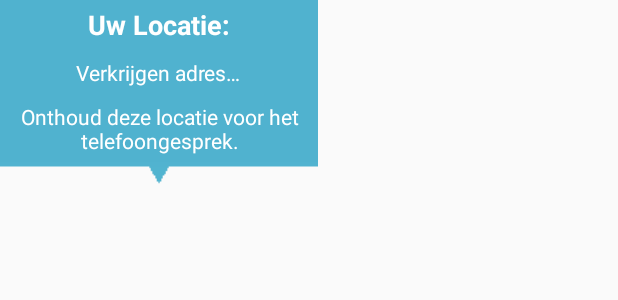
After one commit to kzaf/RSRPechhulp, an Android app: the layout layout_maps_info_window.xml on its own in the app's theme, with its tools: preview values and no code run, on a phone screen of 412 x 824 dp. The commit adds this screen. Shown: the top 300 px of the screen. Run offline under Robolectric (Android 15) with nearby library versions, the phone set to English and light mode, and no system bars.

Commit message:
Created custom marker info window

```diff
--- a/app/src/main/java/com/zaf/rsrpechhulp/MainActivity.java
+++ b/app/src/main/java/com/zaf/rsrpechhulp/MainActivity.java
@@ -11,6 +11,8 @@ import android.widget.TextView;
 
 import androidx.appcompat.app.AppCompatActivity;
 import androidx.appcompat.widget.Toolbar;
+
+import com.zaf.rsrpechhulp.Utils.Utils;
 
 public class MainActivity extends AppCompatActivity {
 
--- a/app/src/main/java/com/zaf/rsrpechhulp/Utils.java
+++ b/app/src/main/java/com/zaf/rsrpechhulp/Utils/Utils.java
@@ -1,4 +1,4 @@
-package com.zaf.rsrpechhulp;
+package com.zaf.rsrpechhulp.Utils;
 
 import android.text.SpannableString;
 import android.text.Spanned;
@@ -7,6 +7,8 @@ import android.text.method.LinkMovementMethod;
 import android.text.style.ClickableSpan;
 import android.view.View;
 import android.widget.TextView;
+
+import com.zaf.rsrpechhulp.R;
 
 public class Utils {
     // To highlight the hyperlink in the dialog
--- a/app/src/main/res/layout/activity_main.xml
+++ b/app/src/main/res/layout/activity_main.xml
@@ -20,7 +20,7 @@
             android:layout_width="wrap_content"
             android:layout_height="wrap_content"
             android:paddingStart="8sp"
-            android:text="@string/app_name"
+            android:text="@string/title_activity_main"
             android:textColor="#FFF"
             android:textSize="15sp"
             android:textStyle="bold"
--- /dev/null
+++ b/app/src/main/res/layout/layout_maps_info_window.xml
@@ -0,0 +1,37 @@
+<?xml version="1.0" encoding="utf-8"?>
+<RelativeLayout
+    xmlns:android="http://schemas.android.com/apk/res/android"
+    android:layout_width="wrap_content"
+    android:layout_height="wrap_content"
+    android:background="@drawable/popup_bg">
+    <LinearLayout
+        android:orientation="vertical"
+        android:layout_width="@dimen/width_popup"
+        android:layout_height="wrap_content">
+        <TextView
+            android:layout_width="wrap_content"
+            android:layout_height="wrap_content"
+            android:textStyle="bold"
+            android:gravity="center_horizontal"
+            android:layout_gravity="center_horizontal"
+            android:text="@string/popup_address_title"
+            style="@style/TextAppearancePopupTitle"/>
+        <TextView
+            android:id="@+id/txv_maps_info_window"
+            android:layout_width="wrap_content"
+            android:layout_height="wrap_content"
+            android:gravity="center_horizontal"
+            android:layout_gravity="center_horizontal"
+            android:layout_marginTop="@dimen/margin_vertical_popup_txv"
+            android:text="@string/popup_address_obtaining"
+            style="@style/TextAppearancePopup"/>
+        <TextView
+            android:layout_width="wrap_content"
+            android:layout_height="wrap_content"
+            android:gravity="center_horizontal"
+            android:layout_gravity="center_horizontal"
+            android:layout_marginTop="@dimen/margin_vertical_popup_txv"
+            android:text="@string/popup_address_info"
+            style="@style/TextAppearancePopup"/>
+    </LinearLayout>
+</RelativeLayout>
--- a/app/src/main/res/values/dimens.xml
+++ b/app/src/main/res/values/dimens.xml
@@ -1,4 +1,8 @@
 <?xml version="1.0" encoding="utf-8"?>
 <resources>
     <dimen name="dialog_margin">15sp</dimen>
+    <dimen name="width_popup">200dp</dimen>
+    <dimen name="margin_vertical_popup_txv">10dp</dimen>
+    <dimen name="textsize_popup">14sp</dimen>
+    <dimen name="textsize_popup_title">18sp</dimen>
 </resources>
--- a/app/src/main/res/values/strings.xml
+++ b/app/src/main/res/values/strings.xml
@@ -1,5 +1,6 @@
 <resources>
-    <string name="app_name">RSR Revalidateservice</string>
+    <string name="app_name">RSR</string>
+    <string name="title_activity_main">RSR Revalidateservice</string>
     <string name="information_menu_item">information</string>
     <string name="dialog_title_text">Privacybeleid</string>
     <string name="dialog_text_text">Om deze app te gebruiken, dient u hetprivacybeleid te accepteren.
@@ -11,4 +12,7 @@
     <string name="main_button_text">RSR Pechhulp</string>
     <string name="privacy_policy_dutch">hetprivacybeleid</string>
     <string name="confirm_dutch">BEVESTIG</string>
+    <string name="popup_address_title">Uw Locatie:</string>
+    <string name="popup_address_obtaining">Verkrijgen adres&#8230;</string>
+    <string name="popup_address_info">Onthoud deze locatie voor het telefoongesprek.</string>
 </resources>
--- a/app/src/main/res/values/styles.xml
+++ b/app/src/main/res/values/styles.xml
@@ -12,4 +12,14 @@
         <item name="android:windowBackground">@drawable/splash_screen</item>
     </style>
 
+    <style name="TextAppearancePopupTitle">
+        <item name="android:textSize">@dimen/textsize_popup_title</item>
+        <item name="android:textColor">#fff</item>
+    </style>
+
+    <style name="TextAppearancePopup">
+        <item name="android:textSize">@dimen/textsize_popup</item>
+        <item name="android:textColor">#fff</item>
+    </style>
+
 </resources>
```
Also changed, not shown: app/src/main/AndroidManifest.xml (+6 -5 lines), app/src/main/java/com/zaf/rsrpechhulp/MapsActivity.java (+26 -6 lines), app/src/main/java/com/zaf/rsrpechhulp/Utils/CustomInfoWindowAdapter.java (added, +31 -0 lines).
